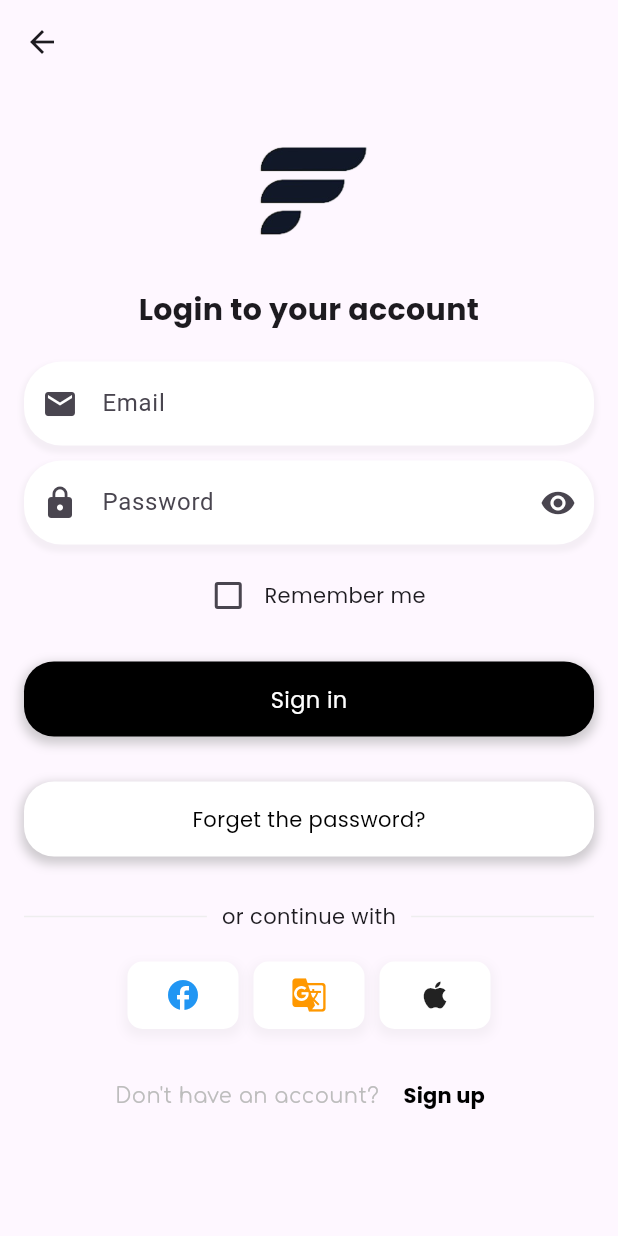
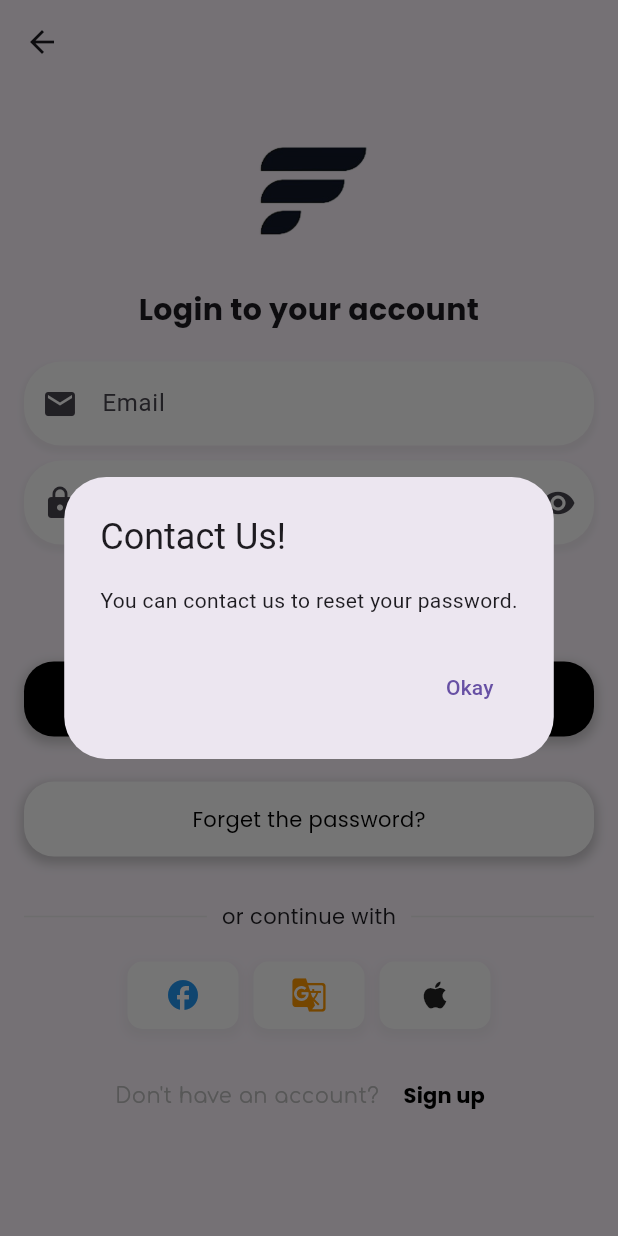
Before and after one commit to sennachu/Funica_Mobile, a Flutter app: the LoginPage screen opened directly, after a tap on "Forget the password?", on a phone screen of 412 x 824 dp. Run offline on Flutter 3.47's test engine with Material 3 defaults, Android fonts, the light colour scheme and no system bars; our stand-ins replace flutter_secure_storage, gap, go_router, google_fonts, preload_page_view, shared_preferences; accounts and stored records are empty; Roboto replaces fonts that are missing (poppins).

Commit message:
password reset pop up added, checkbox fixed

```diff
--- a/lib/screens/client/login.dart
+++ b/lib/screens/client/login.dart
@@ -39,6 +39,26 @@ class _LoginPageState extends State<LoginPage> {
   void initState() {
     super.initState();
     _loadSavedCredentials();
+  }
+
+  void _showPopup(BuildContext context) {
+    showDialog(
+      context: context,
+      builder: (BuildContext context) {
+        return AlertDialog(
+          title: Text("Contact Us!"),
+          content: Text("You can contact us to reset your password."),
+          actions: [
+            TextButton(
+              onPressed: () {
+                Navigator.of(context).pop(); // Pop-up'ı kapat
+              },
+              child: Text("Okay"),
+            ),
+          ],
+        );
+      },
+    );
   }
 
   void _loadSavedCredentials() async {
@@ -250,7 +270,7 @@ class _LoginPageState extends State<LoginPage> {
             ),
             InkWell(
               onTap: () {
-                // Add your sign in with password logic here
+                _showPopup(context); // Pop-up gösterme fonksiyonunu çağır
               },
               child: Container(
                 height: 50,
```
Also changed, not shown: lib/screens/client/register.dart (+11 -2 lines).
